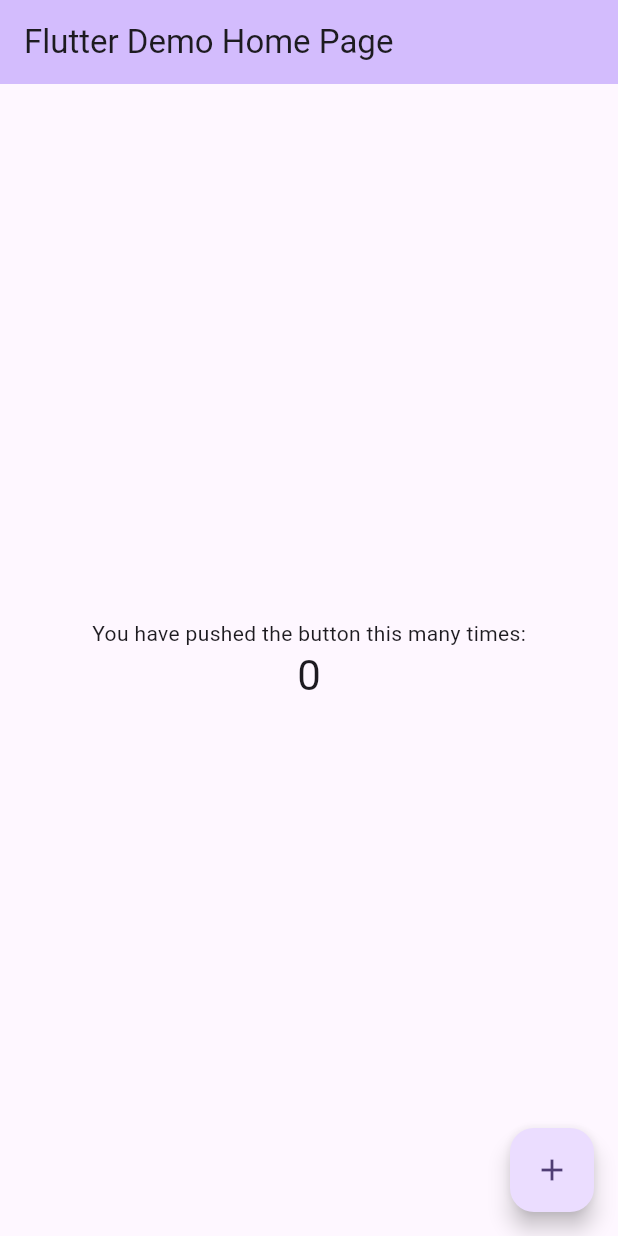
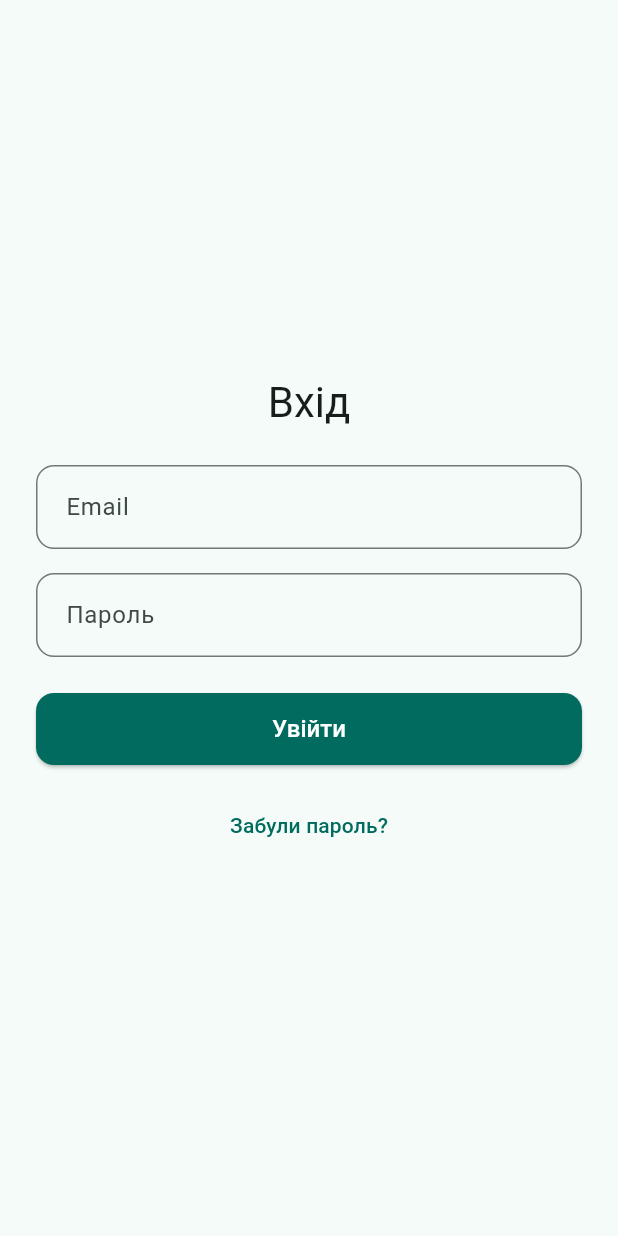
Before and after one commit to soldanqwerty/volunteer-event-organizer, a Flutter app: the screen it shows after launch, on a phone screen of 412 x 824 dp. Run offline on Flutter 3.47's test engine with Material 3 defaults, Android fonts, the phone set to English and light mode, and no system bars.

Commit message:
Add Material 3 theme, reusable widgets, login and home screens

```diff
--- /dev/null
+++ b/lib/core/theme/app_theme.dart
@@ -0,0 +1,89 @@
+import 'package:flutter/material.dart';
+
+/// App-wide spacing constants, based on an 8dp grid (as used in the Figma mockups).
+class AppSpacing {
+  AppSpacing._();
+
+  static const double xs = 4;
+  static const double small = 8;
+  static const double medium = 16;
+  static const double large = 24;
+  static const double xl = 32;
+}
+
+/// App-wide corner radius constant (12dp on cards, dialogs, buttons).
+class AppRadius {
+  AppRadius._();
+
+  static const double standard = 12;
+}
+
+/// Centralized Material 3 theme for the app.
+///
+/// Seed color matches the Figma mockups (#00695C, teal).
+class AppTheme {
+  AppTheme._();
+
+  static const Color seedColor = Color(0xFF00695C);
+
+  static ThemeData get lightTheme {
+    final colorScheme = ColorScheme.fromSeed(
+      seedColor: seedColor,
+      brightness: Brightness.light,
+    );
+
+    return ThemeData(
+      useMaterial3: true,
+      colorScheme: colorScheme,
+      fontFamily: 'Roboto',
+      scaffoldBackgroundColor: colorScheme.surface,
+
+      elevatedButtonTheme: ElevatedButtonThemeData(
+        style: ElevatedButton.styleFrom(
+          backgroundColor: colorScheme.primary,
+          foregroundColor: colorScheme.onPrimary,
+          minimumSize: const Size(48, 48),
+          shape: RoundedRectangleBorder(
+            borderRadius: BorderRadius.circular(AppRadius.standard),
+          ),
+          textStyle: const TextStyle(fontWeight: FontWeight.w500, fontSize: 16),
+        ),
+      ),
+
+      inputDecorationTheme: InputDecorationTheme(
+        border: OutlineInputBorder(
+          borderRadius: BorderRadius.circular(AppRadius.standard),
+        ),
+        focusedBorder: OutlineInputBorder(
+          borderRadius: BorderRadius.circular(AppRadius.standard),
+          borderSide: BorderSide(color: colorScheme.primary, width: 2),
+        ),
+        contentPadding: const EdgeInsets.symmetric(
+          horizontal: AppSpacing.medium,
+          vertical: AppSpacing.medium,
+        ),
+      ),
+
+      cardTheme: CardThemeData(
+        color: colorScheme.surface,
+        elevation: 1,
+        shape: RoundedRectangleBorder(
+          borderRadius: BorderRadius.circular(AppRadius.standard),
+        ),
+      ),
+
+      appBarTheme: AppBarTheme(
+        backgroundColor: colorScheme.surface,
+        foregroundColor: colorScheme.onSurface,
+        elevation: 0,
+        centerTitle: false,
+      ),
+
+      navigationRailTheme: NavigationRailThemeData(
+        backgroundColor: colorScheme.surface,
+        selectedIconTheme: IconThemeData(color: colorScheme.primary),
+        selectedLabelTextStyle: TextStyle(color: colorScheme.primary),
+      ),
+    );
+  }
+}
--- /dev/null
+++ b/lib/core/widgets/app_primary_button.dart
@@ -0,0 +1,34 @@
+import 'package:flutter/material.dart';
+
+/// A reusable primary action button, matching the filled teal button
+/// style used throughout the Figma mockups (e.g. "Зареєструватися",
+/// "Увійти", "Зберегти").
+class AppPrimaryButton extends StatelessWidget {
+  final String label;
+  final VoidCallback? onPressed;
+  final bool isLoading;
+
+  const AppPrimaryButton({
+    super.key,
+    required this.label,
+    required this.onPressed,
+    this.isLoading = false,
+  });
+
+  @override
+  Widget build(BuildContext context) {
+    return SizedBox(
+      width: double.infinity,
+      child: ElevatedButton(
+        onPressed: isLoading ? null : onPressed,
+        child: isLoading
+            ? const SizedBox(
+                height: 20,
+                width: 20,
+                child: CircularProgressIndicator(strokeWidth: 2),
+              )
+            : Text(label),
+      ),
+    );
+  }
+}
--- /dev/null
+++ b/lib/core/widgets/app_text_field.dart
@@ -0,0 +1,29 @@
+import 'package:flutter/material.dart';
+
+/// A reusable outlined text field matching the Figma "TextField" style.
+class AppTextField extends StatelessWidget {
+  final String label;
+  final TextEditingController? controller;
+  final bool obscureText;
+  final String? errorText;
+  final TextInputType? keyboardType;
+
+  const AppTextField({
+    super.key,
+    required this.label,
+    this.controller,
+    this.obscureText = false,
+    this.errorText,
+    this.keyboardType,
+  });
+
+  @override
+  Widget build(BuildContext context) {
+    return TextField(
+      controller: controller,
+      obscureText: obscureText,
+      keyboardType: keyboardType,
+      decoration: InputDecoration(labelText: label, errorText: errorText),
+    );
+  }
+}
--- a/lib/main.dart
+++ b/lib/main.dart
@@ -1,122 +1,22 @@
 import 'package:flutter/material.dart';
 
+import 'core/theme/app_theme.dart';
+import 'screens/auth/login_screen.dart';
+
 void main() {
-  runApp(const MyApp());
+  runApp(const VolunteerHubApp());
 }
 
-class MyApp extends StatelessWidget {
-  const MyApp({super.key});
+class VolunteerHubApp extends StatelessWidget {
+  const VolunteerHubApp({super.key});
 
-  // This widget is the root of your application.
   @override
   Widget build(BuildContext context) {
     return MaterialApp(
-      title: 'Flutter Demo',
-      theme: ThemeData(
-        // This is the theme of your application.
-        //
-        // TRY THIS: Try running your application with "flutter run". You'll see
-        // the application has a purple toolbar. Then, without quitting the app,
-        // try changing the seedColor in the colorScheme below to Colors.green
-        // and then invoke "hot reload" (save your changes or press the "hot
-        // reload" button in a Flutter-supported IDE, or press "r" if you used
-        // the command line to start the app).
-        //
-        // Notice that the counter didn't reset back to zero; the application
-        // state is not lost during the reload. To reset the state, use hot
-        // restart instead.
-        //
-        // This works for code too, not just values: Most code changes can be
-        // tested with just a hot reload.
-        colorScheme: .fromSeed(seedColor: Colors.deepPurple),
-      ),
-      home: const MyHomePage(title: 'Flutter Demo Home Page'),
+      title: 'VolunteerHub',
+      theme: AppTheme.lightTheme,
+      debugShowCheckedModeBanner: false,
+      home: const LoginScreen(),
     );
   }
 }
-
-class MyHomePage extends StatefulWidget {
-  const MyHomePage({super.key, required this.title});
-
-  // This widget is the home page of your application. It is stateful, meaning
-  // that it has a State object (defined below) that contains fields that affect
-  // how it looks.
-
-  // This class is the configuration for the state. It holds the values (in this
-  // case the title) provided by the parent (in this case the App widget) and
-  // used by the build method of the State. Fields in a Widget subclass are
-  // always marked "final".
-
-  final String title;
-
-  @override
-  State<MyHomePage> createState() => _MyHomePageState();
-}
-
-class _MyHomePageState extends State<MyHomePage> {
-  int _counter = 0;
-
-  void _incrementCounter() {
-    setState(() {
-      // This call to setState tells the Flutter framework that something has
-      // changed in this State, which causes it to rerun the build method below
-      // so that the display can reflect the updated values. If we changed
-      // _counter without calling setState(), then the build method would not be
-      // called again, and so nothing would appear to happen.
-      _counter++;
-    });
-  }
-
-  @override
-  Widget build(BuildContext context) {
-    // This method is rerun every time setState is called, for instance as done
-    // by the _incrementCounter method above.
-    //
-    // The Flutter framework has been optimized to make rerunning build methods
-    // fast, so that you can just rebuild anything that needs updating rather
-    // than having to individually change instances of widgets.
-    return Scaffold(
-      appBar: AppBar(
-        // TRY THIS: Try changing the color here to a specific color (to
-        // Colors.amber, perhaps?) and trigger a hot reload to see the AppBar
-        // change color while the other colors stay the same.
-        backgroundColor: Theme.of(context).colorScheme.inversePrimary,
-        // Here we take the value from the MyHomePage object that was created by
-        // the App.build method, and use it to set our appbar title.
-        title: Text(widget.title),
-      ),
-      body: Center(
-        // Center is a layout widget. It takes a single child and positions it
-        // in the middle of the parent.
-        child: Column(
-          // Column is also a layout widget. It takes a list of children and
-          // arranges them vertically. By default, it sizes itself to fit its
-          // children horizontally, and tries to be as tall as its parent.
-          //
-          // Column has various properties to control how it sizes itself and
-          // how it positions its children. Here we use mainAxisAlignment to
-          // center the children vertically; the main axis here is the vertical
-          // axis because Columns are vertical (the cross axis would be
-          // horizontal).
-          //
-          // TRY THIS: Invoke "debug painting" (choose the "Toggle Debug Paint"
-          // action in the IDE, or press "p" in the console), to see the
-          // wireframe for each widget.
-          mainAxisAlignment: .center,
-          children: [
-            const Text('You have pushed the button this many times:'),
-            Text(
-              '$_counter',
-              style: Theme.of(context).textTheme.headlineMedium,
-            ),
-          ],
-        ),
-      ),
-      floatingActionButton: FloatingActionButton(
-        onPressed: _incrementCounter,
-        tooltip: 'Increment',
-        child: const Icon(Icons.add),
-      ),
-    );
-  }
-}
--- /dev/null
+++ b/lib/screens/auth/login_screen.dart
@@ -0,0 +1,81 @@
+import 'package:flutter/material.dart';
+
+import '../../core/widgets/app_primary_button.dart';
+import '../../core/widgets/app_text_field.dart';
+import '../home/home_screen.dart';
+
+/// Login screen, matching mockup S-02.
+///
+/// Per the assignment's Example #1: pressing "Увійти" simply navigates
+/// to the home screen as if login succeeded — no real validation or
+/// backend call is implemented yet.
+class LoginScreen extends StatefulWidget {
+  const LoginScreen({super.key});
+
+  @override
+  State<LoginScreen> createState() => _LoginScreenState();
+}
+
+class _LoginScreenState extends State<LoginScreen> {
+  final _emailController = TextEditingController();
+  final _passwordController = TextEditingController();
+
+  void _onLoginPressed() {
+    // Hardcoded "successful login" — no real auth call yet.
+    Navigator.of(context).pushReplacement(
+      MaterialPageRoute(builder: (context) => const HomeScreen()),
+    );
+  }
+
+  @override
+  void dispose() {
+    _emailController.dispose();
+    _passwordController.dispose();
+    super.dispose();
+  }
+
+  @override
+  Widget build(BuildContext context) {
+    return Scaffold(
+      body: Center(
+        child: ConstrainedBox(
+          constraints: const BoxConstraints(maxWidth: 440),
+          child: Padding(
+            padding: const EdgeInsets.all(24),
+            child: Column(
+              mainAxisSize: MainAxisSize.min,
+              children: [
+                Text(
+                  'Вхід',
+                  style: Theme.of(context).textTheme.headlineMedium,
+                ),
+                const SizedBox(height: 24),
+                AppTextField(
+                  label: 'Email',
+                  controller: _emailController,
+                  keyboardType: TextInputType.emailAddress,
+                ),
+                const SizedBox(height: 16),
+                AppTextField(
+                  label: 'Пароль',
+                  controller: _passwordController,
+                  obscureText: true,
+                ),
+                const SizedBox(height: 24),
+                AppPrimaryButton(
+                  label: 'Увійти',
+                  onPressed: _onLoginPressed,
+                ),
+                const SizedBox(height: 16),
+                TextButton(
+                  onPressed: () {},
+                  child: const Text('Забули пароль?'),
+                ),
+              ],
+            ),
+          ),
+        ),
+      ),
+    );
+  }
+}
--- /dev/null
+++ b/lib/screens/home/home_screen.dart
@@ -0,0 +1,37 @@
+import 'package:flutter/material.dart';
+
+/// Home screen — shows a hardcoded user name and basic quick actions,
+/// per the assignment's "Example #2" (static placeholder data instead
+/// of a real backend call).
+class HomeScreen extends StatelessWidget {
+  const HomeScreen({super.key});
+
+  // Hardcoded user data, as allowed by the assignment (no backend yet).
+  static const String _userName = 'Ігор';
+
+  @override
+  Widget build(BuildContext context) {
+    return Scaffold(
+      appBar: AppBar(title: const Text('Головна')),
+      body: Padding(
+        padding: const EdgeInsets.all(16),
+        child: Column(
+          crossAxisAlignment: CrossAxisAlignment.start,
+          children: [
+            Text(
+              'Вітаємо, $_userName',
+              style: Theme.of(context).textTheme.headlineSmall,
+            ),
+            const SizedBox(height: 24),
+            Text(
+              'Найближчі заходи',
+              style: Theme.of(context).textTheme.titleMedium,
+            ),
+            const SizedBox(height: 8),
+            const Text('(поки що немає даних — буде додано пізніше)'),
+          ],
+        ),
+      ),
+    );
+  }
+}
```
Also changed, not shown: 1 other file.
